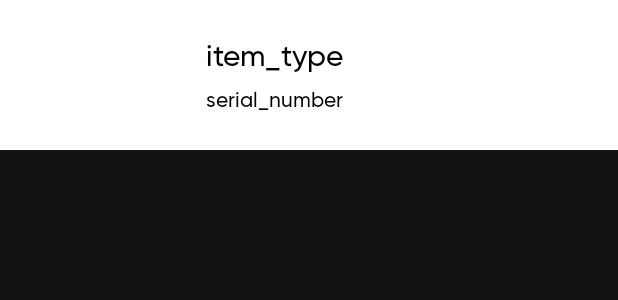
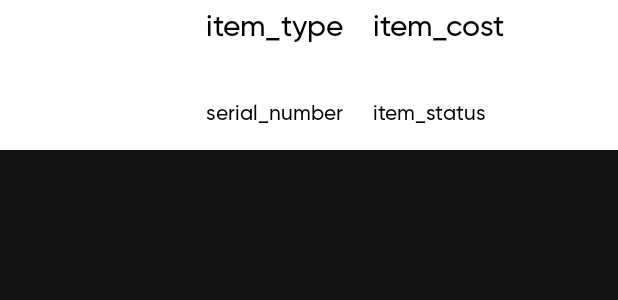
Before and after one commit to sylsirlym/rent-a-ride-app, an Android app: the layout item_history.xml on its own in the app's theme, with its tools: preview values and no code run, on a phone screen of 412 x 824 dp. Shown: the top 300 px of the screen. Run offline under Robolectric (Android 15) with nearby library versions, the phone set to English and light mode, and no system bars.

Commit message:
Add History

```diff
--- a/app/build.gradle
+++ b/app/build.gradle
@@ -63,6 +63,7 @@ dependencies {
 //    implementation 'androidx.lifecycle:lifecycle-extensions:2.2.0'
     implementation 'androidx.navigation:navigation-fragment-ktx:2.2.2'
     implementation 'androidx.navigation:navigation-ui-ktx:2.2.2'
+    implementation 'androidx.cardview:cardview:1.0.0'
 //    implementation 'com.android.support:swiperefreshlayout:28.0.0'
     testImplementation 'junit:junit:4.12'
     androidTestImplementation 'androidx.test.ext:junit:1.1.1'
@@ -87,6 +88,7 @@ dependencies {
     kapt "com.google.dagger:dagger-android-processor:$daggerVersion"
 
     implementation "com.android.support:recyclerview-v7:$supportVersion"
+    implementation "com.android.support:cardview-v7:$supportVersion"
 
     //Bumptech glide dependency.
     implementation "com.github.bumptech.glide:glide:$glideVersion"
--- a/app/src/main/java/com/skills/rentaride/ui/adapter/LendHistoryViewHolder.kt
+++ b/app/src/main/java/com/skills/rentaride/ui/adapter/LendHistoryViewHolder.kt
@@ -1,9 +1,11 @@
 package com.skills.rentaride.ui.adapter
 
+import android.annotation.SuppressLint
 import android.view.View
 import androidx.recyclerview.widget.RecyclerView
 import com.skills.rentaride.model.LendTransactionDTO
 import com.skills.rentaride.utils.getProgressDrawable
+import com.skills.rentaride.utils.loadImage
 import kotlinx.android.synthetic.main.item_history.view.*
 
 class LendHistoryViewHolder(view: View) : RecyclerView.ViewHolder(view) {
@@ -12,18 +14,22 @@ class LendHistoryViewHolder(view: View) : RecyclerView.ViewHolder(view) {
     private val itemType = view.itemType
 
 //    // Get the image view.
-//    private val imageView = view.imageView
+    private val imageView = view.imageView
 
-    // Get the country capital.
     private val serialNumber = view.serialNumber
+    private val itemCost = view.lendItemCost
+    private val itemStatus = view.lendItemState
 
     // Get the progress drawable.
     private val progressDrawable = getProgressDrawable(view.context)
 
 
+    @SuppressLint("SetTextI18n")
     fun bindItems(lendTransactionDTO: LendTransactionDTO) {
         itemType.text = lendTransactionDTO.lendItemTypeName
         serialNumber.text = lendTransactionDTO.serialNumber
-//        imageView.loadImage(country.flag,progressDrawable)
+        itemCost.text = "KES: "+lendTransactionDTO.lendItemCost.toString()+"0"
+        itemStatus.text = lendTransactionDTO.lendTransactionStatus
+        imageView.loadImage("https://www.flaticon.com/svg/static/icons/svg/3596/3596080.svg", progressDrawable)
     }
 }
--- a/app/src/main/res/layout/item_history.xml
+++ b/app/src/main/res/layout/item_history.xml
@@ -2,6 +2,7 @@
 <LinearLayout xmlns:android="http://schemas.android.com/apk/res/android"
     android:layout_width="match_parent"
     android:background="@color/white"
+    android:layout_marginBottom="@dimen/_40dp"
     android:layout_height="@dimen/layout_height">
 
     <ImageView
@@ -18,6 +19,12 @@
         android:gravity="center_vertical"
         android:orientation="vertical">
 
+        <LinearLayout
+            android:layout_width="match_parent"
+            android:layout_height="0dp"
+            android:layout_weight="2"
+            android:gravity="center_vertical"
+            android:orientation="horizontal">
             <TextView
                 android:id="@+id/itemType"
                 android:layout_width="wrap_content"
@@ -26,7 +33,26 @@
                 android:textSize="20sp"
                 android:textColor="@color/black"
                 android:layout_marginBottom="@dimen/standard_padding"
+                android:layout_marginEnd="@dimen/_20dp"
                 android:text="@string/item_type"/>
+
+            <TextView
+                android:id="@+id/lendItemCost"
+                android:layout_width="wrap_content"
+                android:layout_height="wrap_content"
+                android:layout_marginBottom="@dimen/standard_padding"
+                android:fontFamily="@font/gf_gilroy_bold"
+                android:text="@string/item_cost"
+                android:textColor="@color/black"
+                android:textSize="20sp" />
+        </LinearLayout>
+
+        <LinearLayout
+            android:layout_width="match_parent"
+            android:layout_height="0dp"
+            android:layout_weight="2"
+            android:gravity="center_vertical"
+            android:orientation="horizontal">
 
             <TextView
                 android:id="@+id/serialNumber"
@@ -34,7 +60,19 @@
                 android:textColor="@color/black"
                 android:layout_height="wrap_content"
                 android:fontFamily="@font/gf_gilroy_medium"
+                android:layout_marginEnd="@dimen/_20dp"
                 android:text="@string/serial_number"/>
+
+            <TextView
+                android:id="@+id/lendItemState"
+                android:layout_width="wrap_content"
+                android:layout_height="wrap_content"
+                android:fontFamily="@font/gf_gilroy_medium"
+                android:text="@string/item_status"
+                android:textColor="@color/black" />
+        </LinearLayout>
+
+
 
     </LinearLayout>
 </LinearLayout>
--- a/app/src/main/res/values/strings.xml
+++ b/app/src/main/res/values/strings.xml
@@ -33,6 +33,8 @@
     <string name="hello_slideshow_second">Hello SlideshowSecondFragment. Arg: %1$s</string>
     <string name="item_type">item_type</string>
     <string name="serial_number">serial_number</string>
+    <string name="item_cost">item_cost</string>
+    <string name="item_status">item_status</string>
     <string name="error_while_processing">Error while processing</string>
     <string name="LBL_FIRST_NAME">First Name</string>
     <string name="LBL_OTHER_NAMES">Other Names</string>
```
Lines whose indentation alone changed are shown as unchanged.
